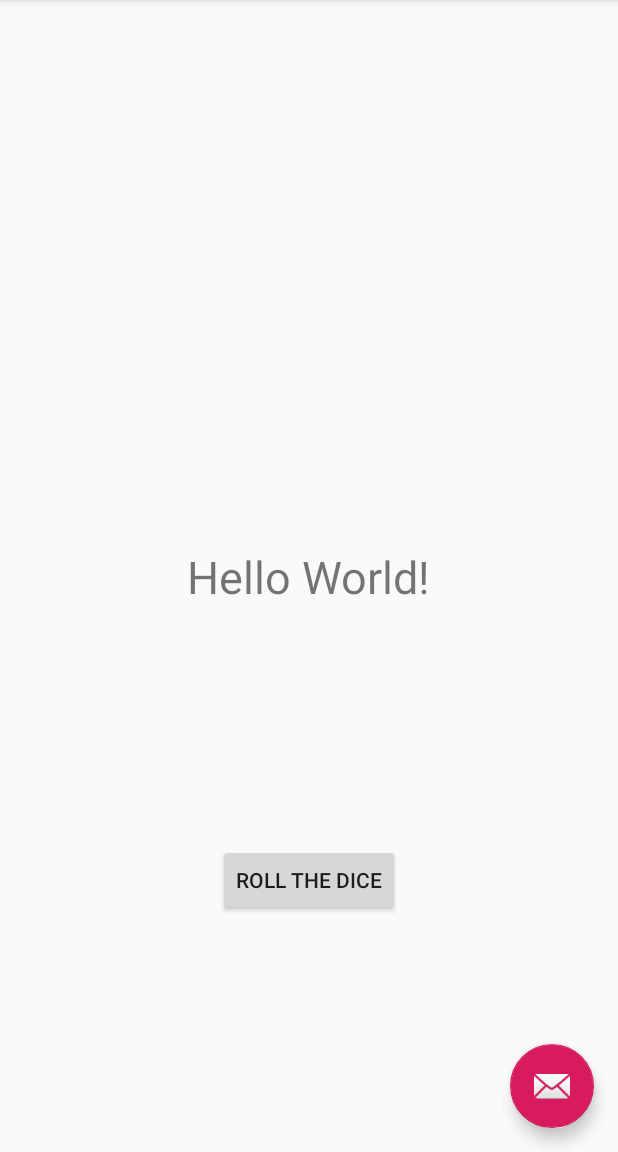
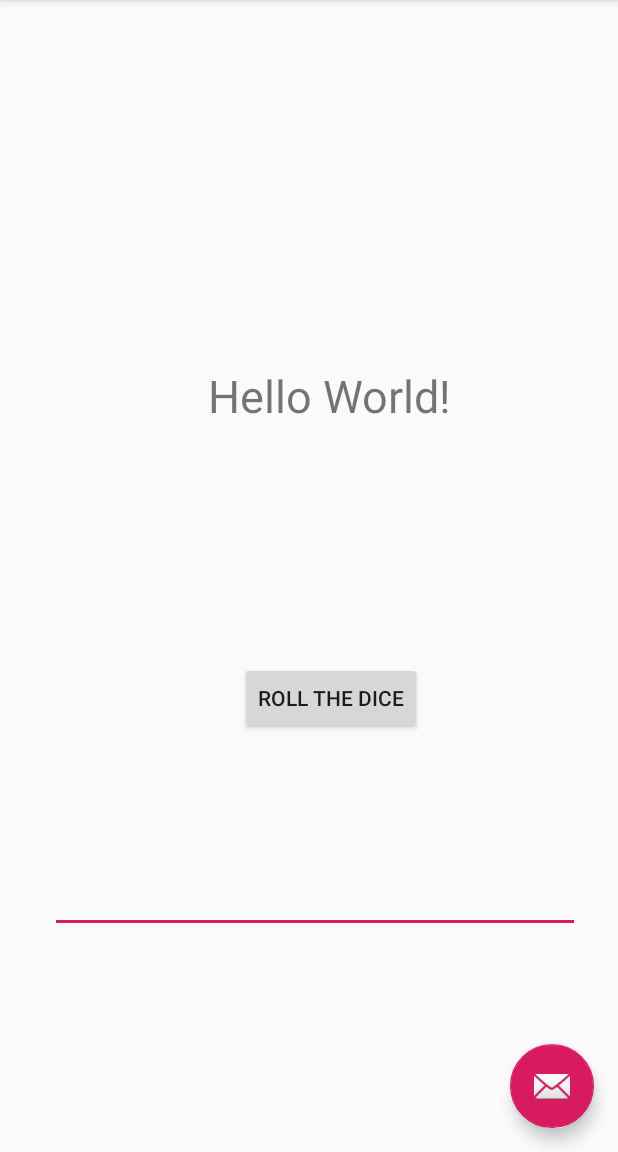
Before and after one commit to mjislam18/DiceRoller, an Android app: the screen it shows after launch (MainActivity), on a phone screen of 412 x 824 dp, the part 84-1236 px from its top. Run offline under Robolectric (Android 15) with nearby library versions, the phone set to English and light mode, and no system bars.

Commit message:
Level 2 Completed

```diff
--- a/app/src/main/java/com/example/diceroller/MainActivity.java
+++ b/app/src/main/java/com/example/diceroller/MainActivity.java
@@ -9,6 +9,7 @@ import android.view.View;
 import android.view.Menu;
 import android.view.MenuItem;
 import android.widget.TextView;
+import android.widget.Toast;
 
 import java.util.Random;
 
@@ -53,16 +54,25 @@ public class MainActivity extends AppCompatActivity {
         return super.onOptionsItemSelected(item);
     }
 
-    public void on_button_Click(View view){
+    public void on_button_Click(View view) {
 
         TextView TV = this.findViewById(R.id.NumTextView);
+        TextView EG = (TextView) this.findViewById(R.id.EnterGuess);
 
 
         Random r = new Random();
-        int num = r.nextInt(6) + 1;
+        int num = r.nextInt(6);
 
         TV.setText(Integer.toString(num));
 
+
+        int Number = Integer.valueOf(TV.getText().toString());
+        int UserGuess = Integer.valueOf(EG.getText().toString());
+
+        if (UserGuess == Number) {
+            Toast.makeText(getApplicationContext(), "Congratulations", Toast.LENGTH_SHORT).show();
+        }else{
+            Toast.makeText(getApplicationContext(), "Try Again", Toast.LENGTH_SHORT).show();
+        }
     }
-
 }
--- a/app/src/main/res/layout/content_main.xml
+++ b/app/src/main/res/layout/content_main.xml
@@ -16,9 +16,26 @@
         android:text="Hello World!"
         android:textSize="30sp"
         app:layout_constraintBottom_toBottomOf="parent"
+        app:layout_constraintHorizontal_bias="0.556"
         app:layout_constraintLeft_toLeftOf="parent"
         app:layout_constraintRight_toRightOf="parent"
-        app:layout_constraintTop_toTopOf="parent" />
+        app:layout_constraintTop_toTopOf="parent"
+        app:layout_constraintVertical_bias="0.335" />
+
+    <EditText
+        android:id="@+id/EnterGuess"
+        android:layout_width="wrap_content"
+        android:layout_height="wrap_content"
+        android:layout_marginTop="46dp"
+        android:ems="10"
+        android:inputType="number"
+        android:textSize="30sp"
+        app:layout_constraintBottom_toBottomOf="parent"
+        app:layout_constraintEnd_toEndOf="parent"
+        app:layout_constraintHorizontal_bias="0.57"
+        app:layout_constraintStart_toStartOf="parent"
+        app:layout_constraintTop_toBottomOf="@+id/button"
+        app:layout_constraintVertical_bias="0.149" />
 
     <Button
         android:id="@+id/button"
@@ -28,7 +45,19 @@
         android:text="ROLL THE DICE"
         app:layout_constraintBottom_toBottomOf="parent"
         app:layout_constraintEnd_toEndOf="parent"
+        app:layout_constraintHorizontal_bias="0.55"
         app:layout_constraintStart_toStartOf="parent"
-        app:layout_constraintTop_toBottomOf="@+id/NumTextView" />
+        app:layout_constraintTop_toBottomOf="@+id/NumTextView"
+        app:layout_constraintVertical_bias="0.361" />
+
+    <TextView
+        android:id="@+id/Message"
+        android:layout_width="wrap_content"
+        android:layout_height="wrap_content"
+        android:layout_marginTop="39dp"
+        app:layout_constraintBottom_toBottomOf="parent"
+        app:layout_constraintEnd_toEndOf="parent"
+        app:layout_constraintStart_toStartOf="parent"
+        app:layout_constraintTop_toBottomOf="@+id/EnterGuess" />
 
 </androidx.constraintlayout.widget.ConstraintLayout>
```
